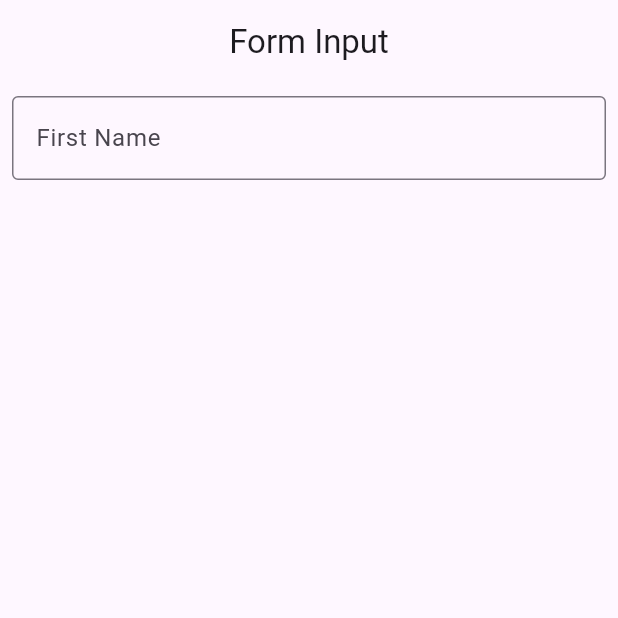
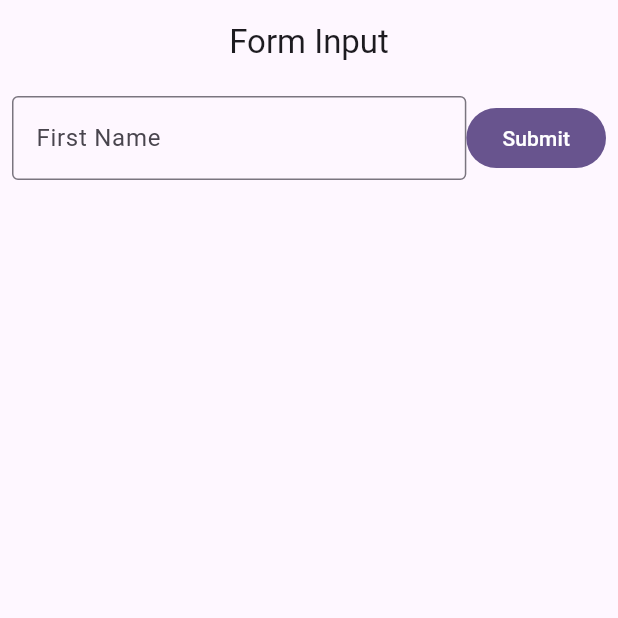
Before and after one commit to fasyaaa/TodoApp_0177, a Flutter app: the screen it shows after launch, on a phone screen of 412 x 824 dp, the top half of it. Run offline on Flutter 3.47's test engine with Material 3 defaults, Android fonts, the light colour scheme and no system bars.

Commit message:
ADD - Tambah button submit

```diff
--- a/lib/statefull.dart
+++ b/lib/statefull.dart
@@ -42,11 +42,19 @@ class _StatefullState extends State<Statefull> {
                           border: OutlineInputBorder(),
                         ),
                         validator: (value) {
-                          return (value!.isEmpty)           //Ternary function
+                          return (value!.isEmpty) //Ternary function
                               ? 'Form tidak boleh kosong'
                               : null;
                         },
                       ),
+                    ),
+                    FilledButton(
+                      onPressed: () {
+                        if (_key.currentState!.validate()) {
+                          addData();
+                        }
+                      },
+                      child: Text('Submit'),
                     ),
                   ],
                 ),
```
